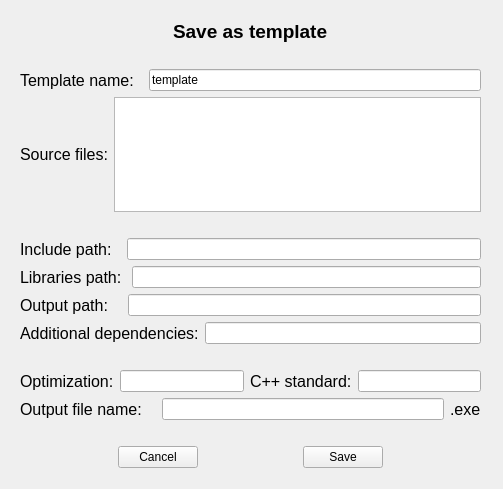
Before: the Qt Designer form templateswindow.ui in CosmoSt4r/gui-gpp, drawn with Qt 5.
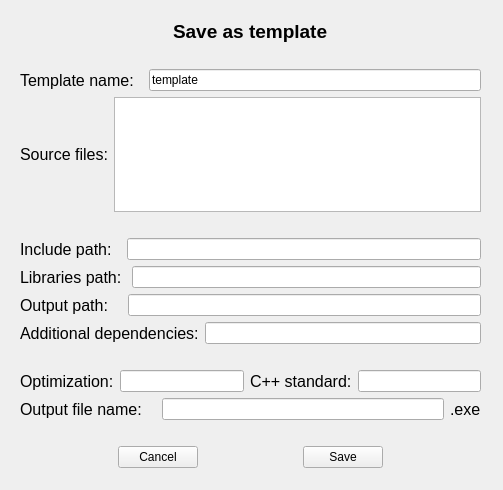
After: the same form once the commit is applied.

Patch:
```diff
--- a/templateswindow.ui
+++ b/templateswindow.ui
@@ -7,7 +7,7 @@
     <x>0</x>
     <y>0</y>
     <width>503</width>
-    <height>489</height>
+    <height>490</height>
    </rect>
   </property>
   <property name="windowTitle">
```
